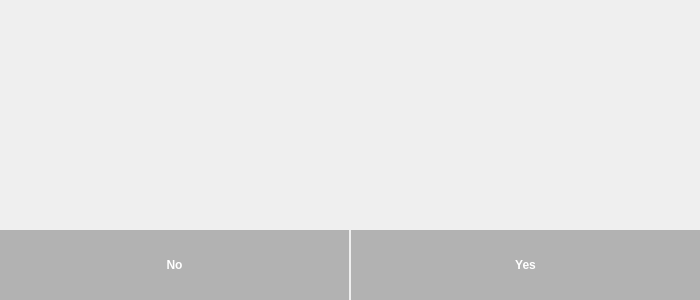
First picture: the form in dialogpopup.ui, repository BurtBR/SKYYCodeka, before the edit.
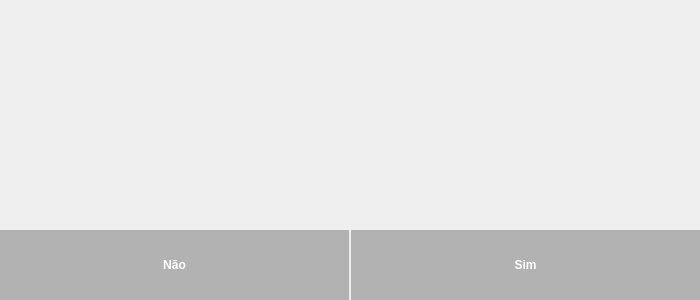
Second picture: the form after the edit. Icons and pictures are not drawn.

Diff of the .ui file:
```diff
--- a/dialogpopup.ui
+++ b/dialogpopup.ui
@@ -42,7 +42,7 @@
 }
 
 QToolButton{
-	background-color: rgb(45,45,45, 80);
+	background-color: rgba(45,45,45, 80);
 	border: transparent;
 	font: 45px 'EngraversGothic BT';
 	font-weight: bold;
@@ -124,7 +124,7 @@
     </size>
    </property>
    <property name="text">
-    <string>Yes</string>
+    <string>Sim</string>
    </property>
   </widget>
   <widget class="QToolButton" name="ButtonNo">
@@ -143,7 +143,7 @@
     </sizepolicy>
    </property>
    <property name="text">
-    <string>No</string>
+    <string>Não</string>
    </property>
   </widget>
  </widget>
```
